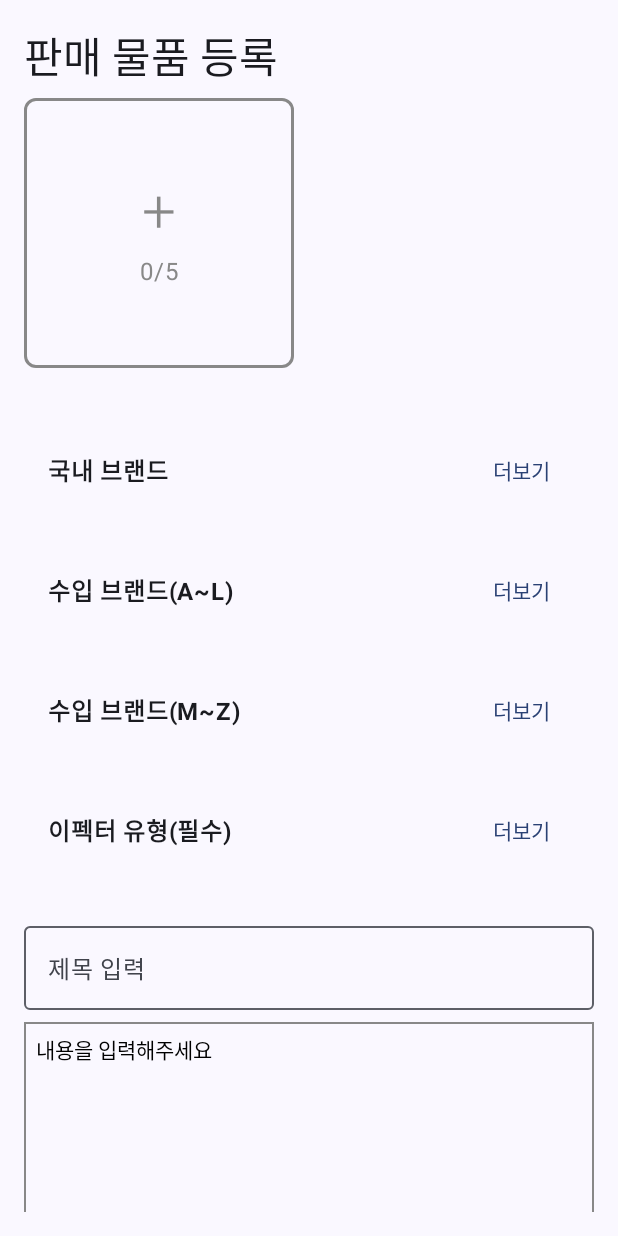
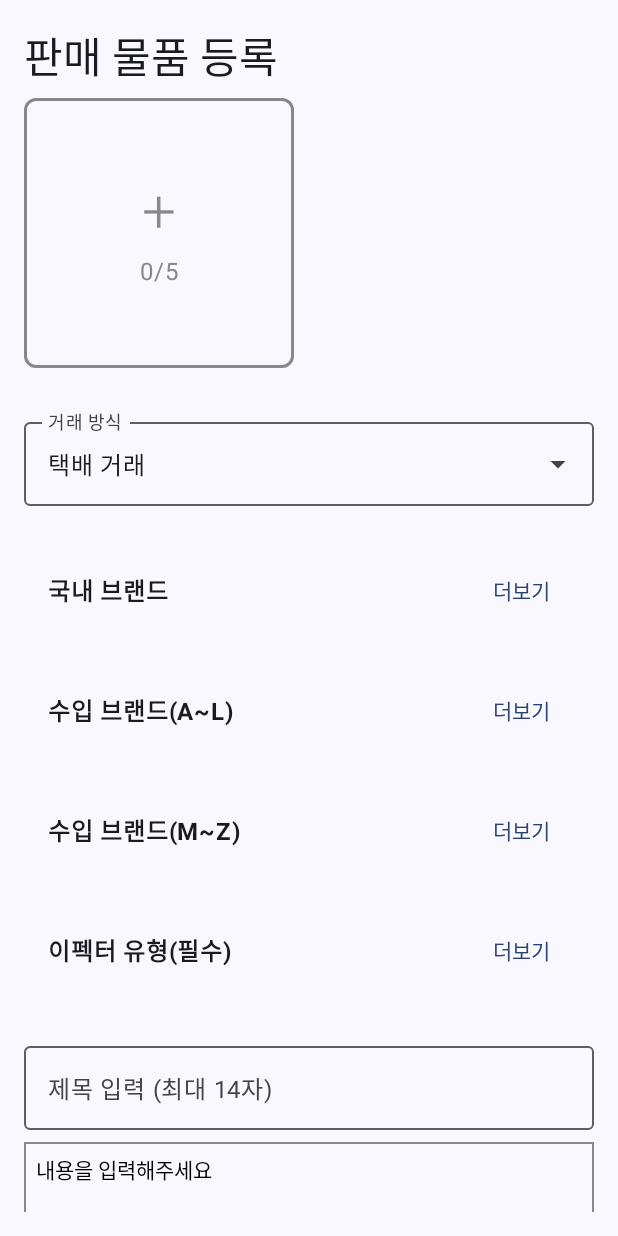
Before and after one commit to dnstnwhgdk/Jull, an Android app built with Jetpack Compose: the composable SellItemPage shown on its own in the app's theme, on a phone screen of 412 x 824 dp. Run offline under Robolectric (Android 15) with nearby library versions, the phone set to English and light mode, and no system bars; our stand-ins replace Firebase (no records; nobody signed in at launch, a user with empty details on screens opened directly).

Commit message:
민규수정

```diff
--- a/app/src/main/java/com/example/jull/Item.kt
+++ b/app/src/main/java/com/example/jull/Item.kt
@@ -14,7 +14,9 @@ data class Item(
     val price: String = "",
     val description: String = "",
     val createdAt: Date = Date(),
-    val status: String = "판매중"
+    val status: String = "판매중",
+    val tradeType: String = "택배 거래" // 기본값을 "택배 거래"로 설정
+
 ) {
     companion object {
         fun fromMap(id: String, data: Map<String, Any>): Item {
@@ -29,7 +31,7 @@ data class Item(
                 price = data["price"] as? String ?: "",
                 description = data["description"] as? String ?: "",
                 createdAt = (data["createdAt"] as? Timestamp)?.toDate() ?: Date(),
-                status = data["status"] as? String ?: "판매중"
+                status = data["status"] as? String ?: "판매중",
             )
         }
     }
--- a/app/src/main/java/com/example/jull/SellItemScreen.kt
+++ b/app/src/main/java/com/example/jull/SellItemScreen.kt
@@ -26,9 +26,6 @@ import androidx.compose.foundation.shape.RoundedCornerShape
 import androidx.compose.foundation.text.BasicTextField
 import androidx.compose.foundation.text.KeyboardOptions
 import androidx.compose.foundation.verticalScroll
-import androidx.compose.material.icons.Icons
-import androidx.compose.material.icons.filled.Add
-import androidx.compose.material.icons.filled.Clear
 import androidx.compose.material3.Button
 import androidx.compose.material3.ButtonDefaults
 import androidx.compose.material3.Checkbox
@@ -60,6 +57,9 @@ import com.google.firebase.firestore.FirebaseFirestore
 import com.google.firebase.storage.FirebaseStorage
 import java.util.UUID
 import java.util.Date
+import androidx.compose.material3.DropdownMenuItem
+import androidx.compose.material3.ExposedDropdownMenuBox
+import androidx.compose.material3.ExposedDropdownMenuDefaults
 
 @OptIn(ExperimentalMaterial3Api::class)
 @Composable
@@ -75,6 +75,9 @@ fun SellItemPage() {
     val storage = FirebaseStorage.getInstance()
     val firestore = FirebaseFirestore.getInstance()
     val auth = FirebaseAuth.getInstance()
+    var expanded by remember { mutableStateOf(false) }  // expanded 변수 추가
+    var selectedTradeType by remember { mutableStateOf("택배 거래") }
+
 
     val imagePickerLauncher = rememberLauncherForActivityResult(
         contract = ActivityResultContracts.GetContent()
@@ -87,6 +90,7 @@ fun SellItemPage() {
             }
         }
     }
+
 
     val brandTypes = listOf(
         BrandType("국내 브랜드", listOf("Altonics", "Amsterdam cream",
@@ -185,7 +189,7 @@ fun SellItemPage() {
                     imageUris.forEachIndexed { index, uri ->
                         Box(
                             modifier = Modifier
-                                .size(180.dp)
+                                .size(200.dp)
                                 .border(
                                     width = 1.dp,
                                     color = Color.Gray,
@@ -222,6 +226,40 @@ fun SellItemPage() {
                                 }
                             }
                         }
+                    }
+                }
+            }
+
+            // 거래방식 선택 (Row 밖으로 이동됨)
+            ExposedDropdownMenuBox(
+                expanded = expanded,
+                onExpandedChange = { expanded = !expanded },
+                modifier = Modifier
+                    .fillMaxWidth()
+                    .padding(top = 16.dp)
+            ) {
+                OutlinedTextField(
+                    value = selectedTradeType,
+                    onValueChange = {},
+                    readOnly = true,
+                    label = { Text("거래 방식") },
+                    trailingIcon = { ExposedDropdownMenuDefaults.TrailingIcon(expanded = expanded) },
+                    modifier = Modifier
+                        .menuAnchor()
+                        .fillMaxWidth()
+                )
+                ExposedDropdownMenu(
+                    expanded = expanded,
+                    onDismissRequest = { expanded = false }
+                ) {
+                    listOf("택배 거래", "직거래", "택배거래/직거래").forEach { tradeType ->
+                        DropdownMenuItem(
+                            text = { Text(tradeType) },
+                            onClick = {
+                                selectedTradeType = tradeType
+                                expanded = false
+                            }
+                        )
                     }
                 }
             }
@@ -265,13 +303,18 @@ fun SellItemPage() {
 
             // 제목 입력 텍스트 필드
             OutlinedTextField(
-                value = title,
-                onValueChange = { title = it },
-                label = { Text("제목 입력") },
+                value = if (title.length <= 14) title else title.take(14), // 50자로 제한
+                onValueChange = {
+                    if (it.length <= 50) title = it
+                },
+                label = { Text("제목 입력 (최대 14자)") },
                 modifier = Modifier
                     .fillMaxWidth()
-                    .padding(top = 16.dp)
+                    .padding(top = 16.dp),
+                singleLine = true
             )
+
+
 
             // 내용 입력 텍스트 필드
             Box(
@@ -361,7 +404,8 @@ fun SellItemPage() {
                                             effecterType = effecterType,
                                             price = price,
                                             description = description,
-                                            createdAt = Date()
+                                            createdAt = Date(),
+                                            tradeType = selectedTradeType
                                         )
 
                                         firestore.collection("items")
```
Also changed, not shown: app/src/main/java/com/example/jull/ItemBord.kt (+25 -13 lines).
